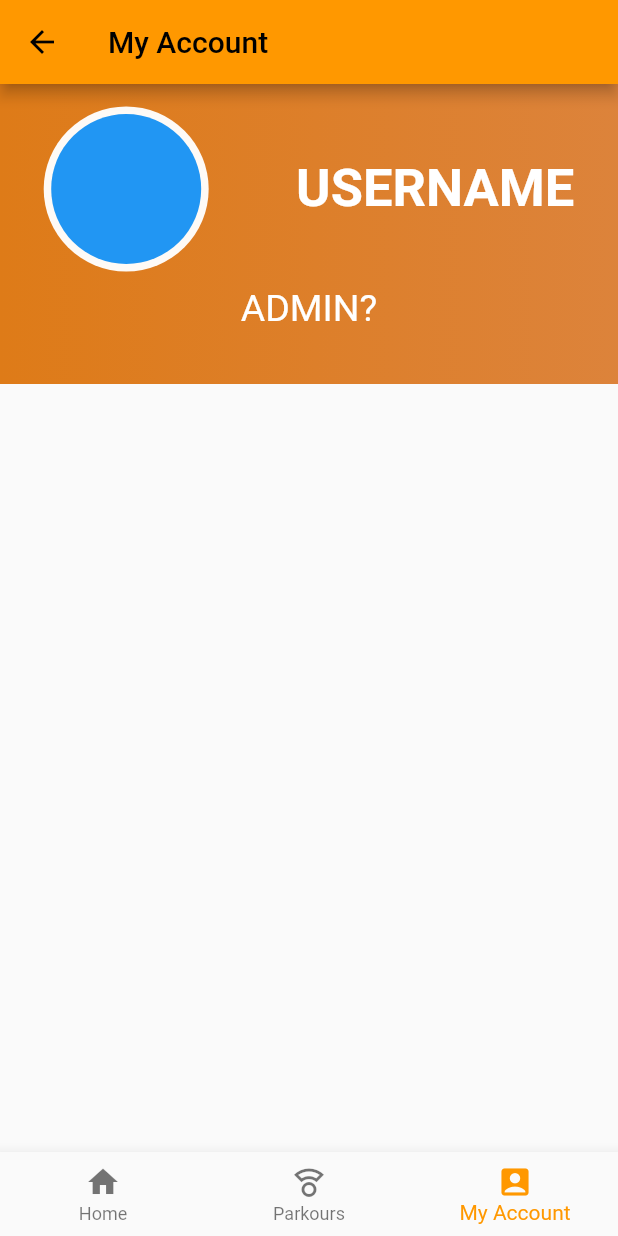
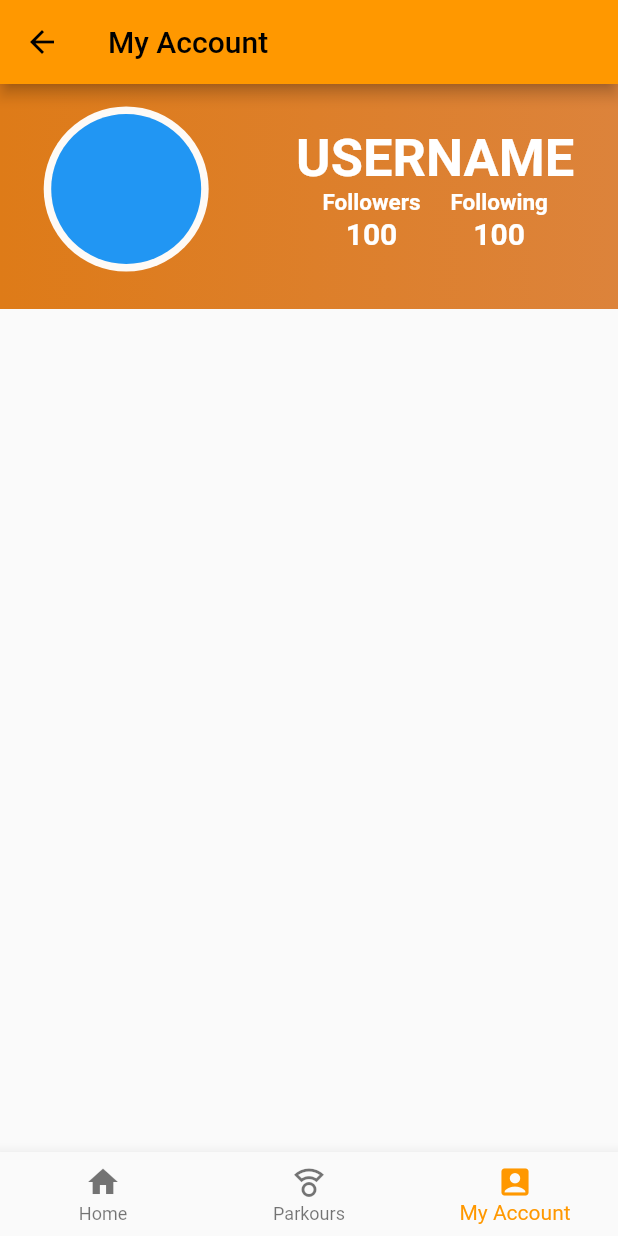
Before and after one commit to eceokutan/orienteeringApp, a Flutter app: the MyAccountPage screen opened directly, on a phone screen of 412 x 824 dp. Run offline on Flutter 3.47's test engine with Material 2 defaults, Android fonts, the light colour scheme and no system bars; our stand-ins replace cloud_firestore, file_picker, firebase_auth, firebase_core, firebase_storage, flutter_native_image and 1 more; missing offline and left inert: a package; accounts and stored records are empty.

```diff
--- a/lib/main.dart
+++ b/lib/main.dart
@@ -5,6 +5,7 @@ import 'package:check_point/pages/HomePage.dart';
 import 'package:check_point/pages/parkour_view_model.dart';
 import 'package:firebase_core/firebase_core.dart';
 import 'package:flutter/material.dart';
+import 'package:shared_preferences/shared_preferences.dart';
 
 import 'firebase_options.dart';
 import 'service/auth_service.dart';
@@ -13,6 +14,9 @@ import 'service/auth_service.dart';
 //test2
 void main() async {
   WidgetsFlutterBinding.ensureInitialized();
+
+  //il logged in?
+
   await Firebase.initializeApp(
     options: DefaultFirebaseOptions.currentPlatform,
   );
@@ -31,9 +35,10 @@ class MyApp extends StatelessWidget {
         theme: ThemeData(
           primarySwatch: Colors.orange,
         ),
-        home: const HomePage());
-    //home: const ParkoursPage());
-    //home: const FirstPage());
+        //home: const HomePage());
+        //home: const ParkoursPage());
+        //home: const FirstPage());
+        home: const LogInPage());
   }
 }
 
--- a/lib/pages/MyAccountPage.dart
+++ b/lib/pages/MyAccountPage.dart
@@ -37,7 +37,7 @@ class _MyAccountPageState extends State<MyAccountPage> {
         ),
         body: ListView(children: <Widget>[
           Container(
-            height: 200,
+            height: 150,
             decoration: BoxDecoration(
               gradient: LinearGradient(
                 colors: [
@@ -73,19 +73,56 @@ class _MyAccountPageState extends State<MyAccountPage> {
                           color: Colors.white,
                         ),
                       ),
+                      Row(
+                        children: [
+                          Column(
+                            children: [
+                              Text(
+                                "Followers",
+                                style: TextStyle(
+                                  fontWeight: FontWeight.bold,
+                                  fontSize: 15,
+                                  color: Colors.white,
+                                ),
+                              ),
+                              Text(
+                                "100",
+                                style: TextStyle(
+                                  fontWeight: FontWeight.bold,
+                                  fontSize: 20,
+                                  color: Colors.white,
+                                ),
+                              )
+                            ],
+                          ),
+                          SizedBox(
+                            width: 20,
+                          ),
+                          Column(
+                            children: [
+                              Text(
+                                "Following",
+                                style: TextStyle(
+                                  fontWeight: FontWeight.bold,
+                                  fontSize: 15,
+                                  color: Colors.white,
+                                ),
+                              ),
+                              Text(
+                                "100",
+                                style: TextStyle(
+                                  fontWeight: FontWeight.bold,
+                                  fontSize: 20,
+                                  color: Colors.white,
+                                ),
+                              )
+                            ],
+                          ),
+                        ],
+                      )
                     ],
                   ),
                 ],
-              ),
-              SizedBox(
-                height: 10,
-              ),
-              Text(
-                'ADMIN?',
-                style: TextStyle(
-                  color: Colors.white,
-                  fontSize: 25,
-                ),
               ),
             ]),
           ),
--- a/pubspec.yaml
+++ b/pubspec.yaml
@@ -40,6 +40,9 @@ dependencies:
   firebase_storage: ^11.0.7
   file_picker: ^5.2.3
   flutter_native_image: ^0.0.6+1
+  flutter_secure_storage: ^7.0.1
+  shared_preferences: ^2.0.15
+
 
 
 dev_dependencies:
```
Also changed, not shown: pubspec.lock, 6 other files.
